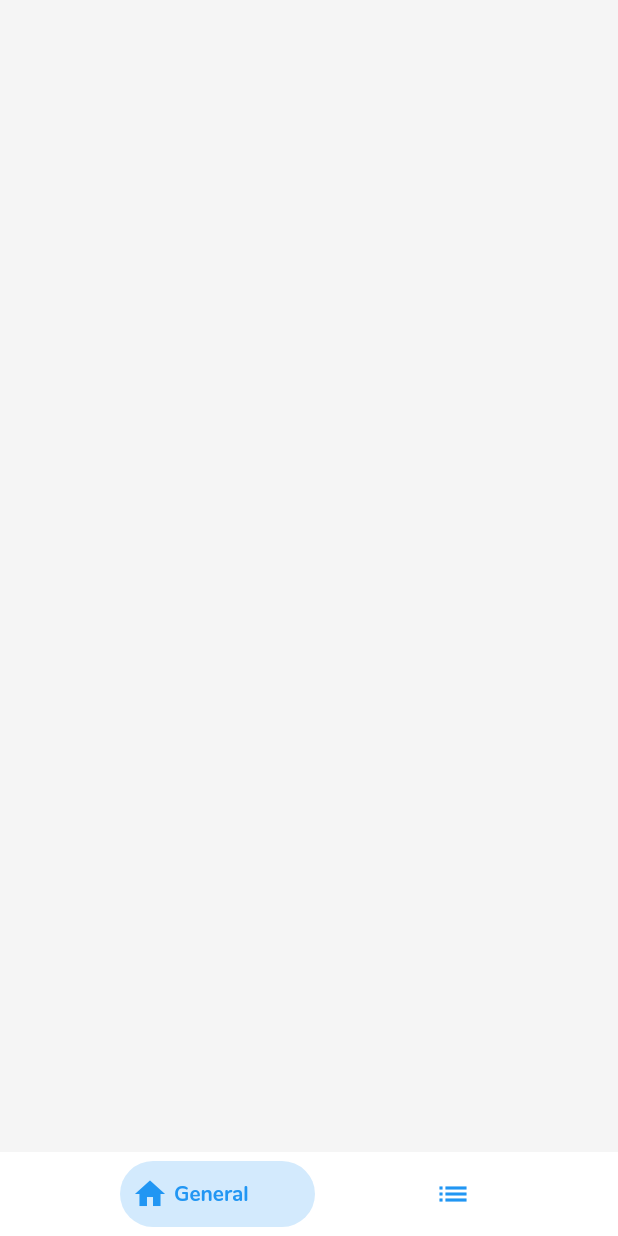
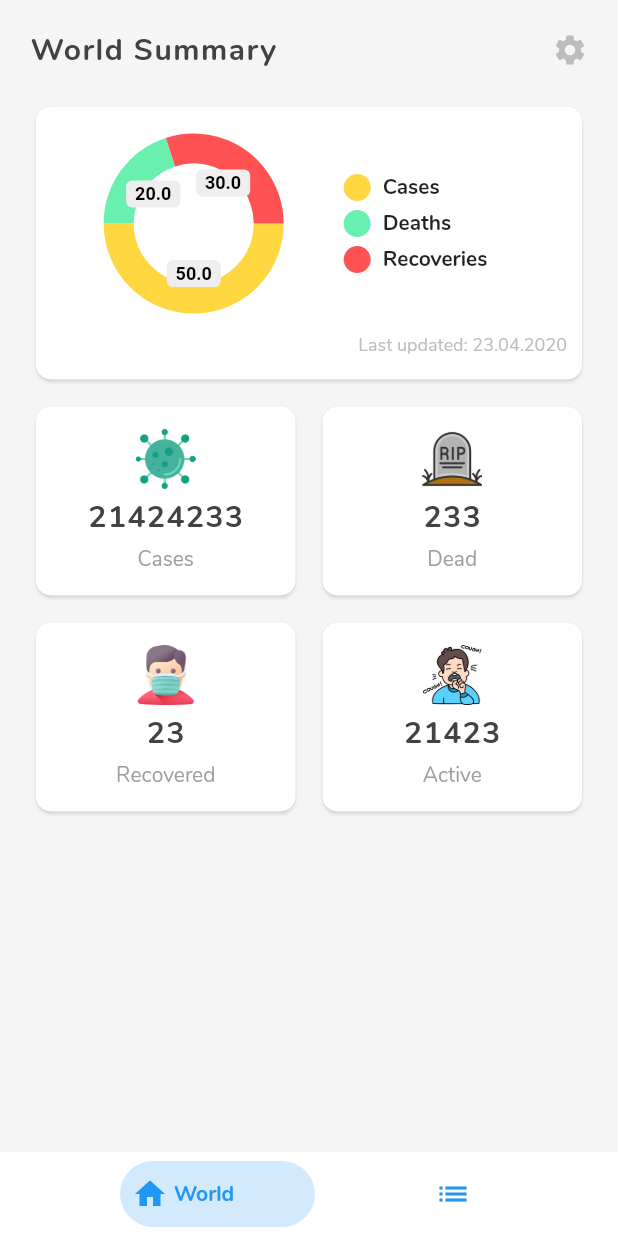
Before and after one commit to tirgei/Covid19-Tracker, a Flutter app: the screen it shows after launch, on a phone screen of 412 x 824 dp. Run offline on Flutter 3.47's test engine with Material 2 defaults, Android fonts, the phone set to English and light mode, and no system bars; drawn by our look-alikes of bottom_navy_bar, pie_chart; our stand-ins replace photo_view.

Commit message:
Implement UI design for dashboard

```diff
--- a/lib/screens/general_statistics_screen.dart
+++ b/lib/screens/general_statistics_screen.dart
@@ -1,4 +1,8 @@
+import 'package:covid19/widgets/dashboard_card.dart';
+import 'package:covid19/widgets/data_card.dart';
+import 'package:flutter/cupertino.dart';
 import 'package:flutter/material.dart';
+import 'package:pie_chart/pie_chart.dart';
 
 class GeneralStatisticsScreen extends StatefulWidget {
   @override
@@ -6,8 +10,129 @@ class GeneralStatisticsScreen extends StatefulWidget {
 }
 
 class _GeneralStatisticsScreenState extends State<GeneralStatisticsScreen> {
+  Map<String, double> data = Map();
+  List<Color> chartColorList = List();
+
+  @override
+  void initState() {
+    super.initState();
+    data.putIfAbsent("Cases", () => 50);
+    data.putIfAbsent("Deaths", () => 20);
+    data.putIfAbsent("Recoveries", () => 30);
+
+    // Set chart colors
+    chartColorList.add(Colors.amberAccent[200]);
+    chartColorList.add(Colors.greenAccent[200]);
+    chartColorList.add(Colors.redAccent[200]);
+  }
+
   @override
   Widget build(BuildContext context) {
-    return Container();
+    return Padding(
+      padding: const EdgeInsets.fromLTRB(20, 0, 20, 0),
+      child: SingleChildScrollView(
+        child: ConstrainedBox(
+          constraints: BoxConstraints(),
+          child: Column(
+            children: <Widget>[
+              SizedBox(height: 20),
+              Row(
+                mainAxisAlignment: MainAxisAlignment.spaceBetween,
+                children: <Widget>[
+                  Text(
+                    'World Summary',
+                    style: TextStyle(
+                      fontWeight: FontWeight.bold,
+                      fontSize: 20.0,
+                      letterSpacing: 1.0,
+                      color: Colors.grey[800]
+                    ),
+                  ),
+                  Icon(
+                    Icons.settings,
+                    color: Colors.grey[400],
+                  )
+                ],
+              ),
+              SizedBox(height: 20.0),
+              DataCard(
+                child: Padding(
+                  padding: EdgeInsets.fromLTRB(10, 20, 10, 15),
+                  child: Column(
+                    children: <Widget>[
+                      PieChart(
+                        dataMap: data,
+                        chartLegendSpacing: 50.0,
+                        legendPosition: LegendPosition.right,
+                        chartType: ChartType.ring,
+                        showChartValuesOutside: true,
+                        colorList: chartColorList,
+                        chartRadius: 100.0,
+                        legendStyle: TextStyle(
+                          fontSize: 12,
+                          color: Colors.grey[600],
+                          fontWeight: FontWeight.bold,
+                        ),
+                        chartValueStyle: TextStyle(
+                          fontSize: 12,
+                          color: Colors.grey[600],
+                          fontWeight: FontWeight.bold
+                        )
+                      ),
+                      SizedBox(height: 15.0),
+                      Align(
+                        child: Text(
+                          'Last updated: 23.04.2020',
+                          style: TextStyle(
+                            fontSize: 12,
+                            color: Colors.grey[400]
+                          ),
+                        ),
+                        alignment: Alignment.bottomRight,
+                      )
+                    ],
+                  ),
+                ),
+              ),
+              SizedBox(height: 10 ),
+              Row(
+                mainAxisAlignment: MainAxisAlignment.spaceBetween,
+                children: <Widget>[
+                  DashboardCard(
+                    icon: 'virus.png',
+                    statistic: 21424233.toString(),
+                    title: 'Cases',
+                  ),
+                  SizedBox(width: 10.0),
+                  DashboardCard(
+                    icon: 'death.png',
+                    statistic: 233.toString(),
+                    title: 'Dead',
+                  ),
+                ],
+              ),
+              SizedBox(height: 10),
+              Row(
+                mainAxisAlignment: MainAxisAlignment.spaceBetween,
+                children: <Widget>[
+                  DashboardCard(
+                    icon: 'patient.png',
+                    statistic: 23.toString(),
+                    title: 'Recovered',
+                  ),
+                  SizedBox(width: 10.0),
+                  DashboardCard(
+                    icon: 'cough.png',
+                    statistic: 21423.toString(),
+                    title: 'Active',
+                  ),
+                ],
+              ),
+              SizedBox(height: 20.0),
+            ],
+          ),
+        ),
+      ),
+    );
   }
 }
--- a/lib/screens/home_screen.dart
+++ b/lib/screens/home_screen.dart
@@ -56,7 +56,7 @@ class _HomeScreenState extends State<HomeScreen> {
         },
         items: <BottomNavyBarItem>[
           BottomNavyBarItem(
-            title: Text('General'),
+            title: Text('World'),
             icon: Icon(Icons.home),
           ),
           BottomNavyBarItem(
--- /dev/null
+++ b/lib/widgets/dashboard_card.dart
@@ -0,0 +1,53 @@
+import 'package:covid19/widgets/data_card.dart';
+import 'package:flutter/material.dart';
+import 'package:photo_view/photo_view.dart';
+
+class DashboardCard extends StatelessWidget {
+  final String icon;
+  final String statistic;
+  final String title;
+
+  DashboardCard({
+    @required this.icon,
+    @required this.statistic,
+    @required this.title
+  });
+
+  @override
+  Widget build(BuildContext context) {
+    return Expanded(
+      flex: 1,
+      child: DataCard(
+        child: Padding(
+          padding: EdgeInsets.all(15),
+          child: Column(
+            children: <Widget>[
+              Image.asset(
+                'assets/images/$icon',
+                height: 40,
+              ),
+              SizedBox(height: 5),
+              Text(
+                statistic,
+                style: TextStyle(
+                  fontSize: 20,
+                  fontWeight: FontWeight.bold,
+                  letterSpacing: 1.0,
+                  color: Colors.grey[800]
+                ),
+              ),
+              SizedBox(height: 5),
+              Text(
+                title,
+                style: TextStyle(
+                  fontSize: 14,
+                  color: Colors.grey[500]
+                ),
+              )
+            ],
+          ),
+        )
+      ),
+    );
+  }
+}
--- /dev/null
+++ b/lib/widgets/data_card.dart
@@ -0,0 +1,19 @@
+import 'package:flutter/material.dart';
+
+class DataCard extends StatelessWidget {
+  final Widget child;
+
+  DataCard({@required this.child});
+
+  @override
+  Widget build(BuildContext context) {
+    return Card(
+      color: Colors.white,
+      shape: RoundedRectangleBorder(
+        borderRadius: BorderRadius.circular(10.0),
+      ),
+      shadowColor: Colors.grey[100],
+      child: child
+    );
+  }
+}
```
Also changed, not shown: pubspec.yaml (+5 -2 lines), assets/images/cough.png (added), assets/images/death.png (added), assets/images/patient.png (added), assets/images/virus.png (added), pubspec.lock.
